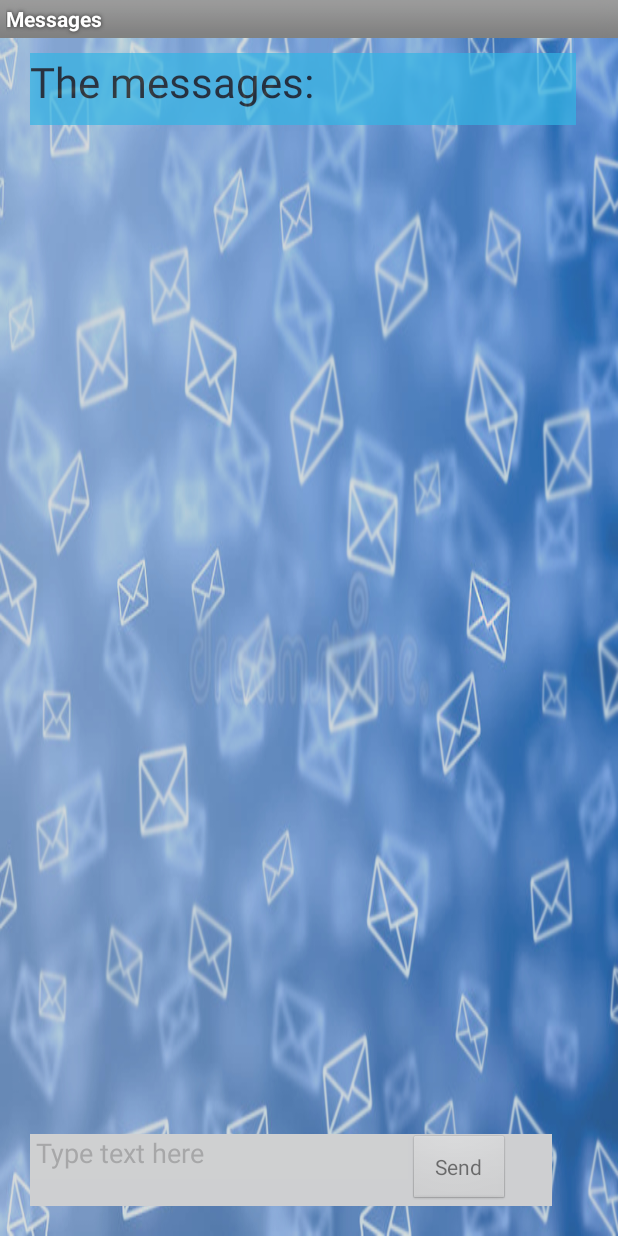
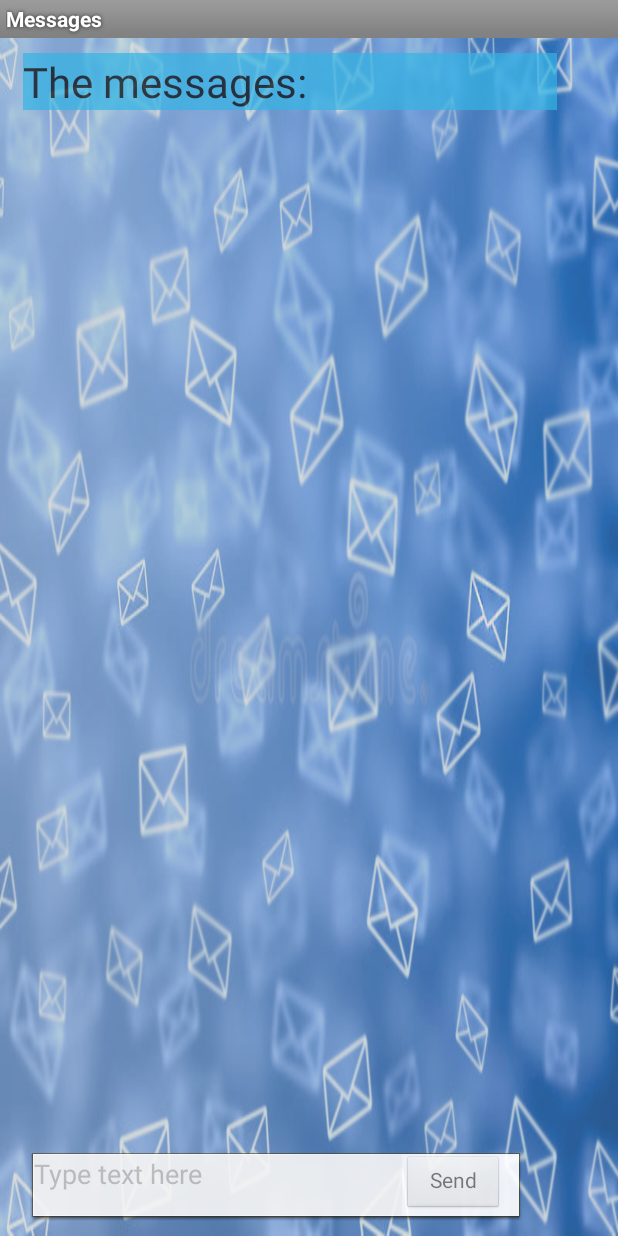
Before and after one commit to kjentmann/whatsApp, an Android app: the e_MessagesActivity screen opened directly, with no data from a screen before it, on a phone screen of 412 x 824 dp. Run offline under Robolectric (Android 15) with nearby library versions, the phone set to English and light mode, and no system bars; 3 statements that could not run were skipped.

Commit message:
improve logout of sesssion func

```diff
--- a/client/app/src/main/java/edu/upc/whatsapp/a_WelcomeActivity.java
+++ b/client/app/src/main/java/edu/upc/whatsapp/a_WelcomeActivity.java
@@ -11,13 +11,17 @@
   @Override
   public void onCreate(Bundle icicle) {
     super.onCreate(icicle);
-
+    _GlobalState globalState = (_GlobalState)getApplication();
     setContentView(R.layout.a_welcome);
 
     ((Button) findViewById(R.id.welcomeLoginButton)).setOnClickListener(this);
     ((Button) findViewById(R.id.welcomeRegisterButton)).setOnClickListener(this);
 
+    if (globalState.my_user!=null){
+      startActivity(new Intent(this, d_UsersListActivity.class));
+      globalState.pushStart();
 
+    }
   }
 
   public void onClick(View arg0) {
--- a/client/app/src/main/java/edu/upc/whatsapp/adapter/MyAdapter_messages.java
+++ b/client/app/src/main/java/edu/upc/whatsapp/adapter/MyAdapter_messages.java
@@ -35,8 +35,10 @@
     my_user = user;
     last_date_shown = "none";
     date_visibility = new ArrayList<Integer>();
+    if(messages!=null){
     for (Message message : messages) {
       set_date_visibility(message);
+      }
     }
   }
 
@@ -55,12 +57,14 @@
   }
 
   public Message getLastMessage(){
-    if (messages.size()>0)
+    if (!messages.isEmpty())
       return messages.get(messages.size() - 1);
     return null;
   }
 
   public int getCount() {
+      if (messages==null)
+              return 0;
     return messages.size();
   }
 
--- a/client/app/src/main/java/edu/upc/whatsapp/b_LoginActivity.java
+++ b/client/app/src/main/java/edu/upc/whatsapp/b_LoginActivity.java
@@ -91,6 +91,10 @@
         globalState.my_user=userInfo;
         globalState.save_my_user();
 
+        globalState.pushStart();
+        //globalState.pushStop();
+
+
         toastShow("Login successful for "+globalState.my_user.getName());
 
         startActivity(new Intent(b_LoginActivity.this, d_UsersListActivity.class));
--- a/client/app/src/main/java/edu/upc/whatsapp/comms/Comms.java
+++ b/client/app/src/main/java/edu/upc/whatsapp/comms/Comms.java
@@ -13,8 +13,8 @@
     //String WhatsApp_server = "46.249.225.122:62987/whatsappServer";      // Remote  glassfish  raspberry pi norway
 
     //    String WhatsApp_server = "192.168.1.105:62990/whatsappServer";      // Local  glassfish server
-        String WhatsApp_server = "192.168.1.105:22223/whatsappServer";    //For physical phone use
-    //String WhatsApp_server = "10.0.2.2:22223/whatsappServer";             //For emulator use
+    //    String WhatsApp_server = "192.168.1.105:22223/whatsappServer";    //For physical phone use
+    String WhatsApp_server = "10.0.2.2:22223/whatsappServer";             //For emulator use
 
     String url_rpc = "http://"+WhatsApp_server+"/rpc";
   String ENDPOINT = "ws://"+WhatsApp_server+"/push";
--- a/client/app/src/main/res/layout/d_userslist.xml
+++ b/client/app/src/main/res/layout/d_userslist.xml
@@ -25,7 +25,7 @@
         </ListView>
 
         <Button
-            android:id="@+id/button3"
+            android:id="@+id/logOutButton"
             android:layout_width="wrap_content"
             android:layout_height="wrap_content"
             android:layout_marginRight="4dp"
--- a/client/app/src/main/res/layout/e_messages.xml
+++ b/client/app/src/main/res/layout/e_messages.xml
@@ -14,10 +14,10 @@
 
     <TextView
         android:id="@+id/title"
-        android:layout_width="364dp"
-        android:layout_height="48dp"
+        android:layout_width="356dp"
+        android:layout_height="wrap_content"
         android:layout_marginBottom="10dp"
-        android:layout_marginLeft="10dp"
+        android:layout_marginLeft="5dp"
         android:layout_marginTop="10dp"
         android:alpha="0.7"
         android:background="@android:color/holo_blue_light"
@@ -44,25 +44,22 @@
 
 
     <LinearLayout
-        android:layout_width="348dp"
+        android:layout_width="328dp"
         android:layout_height="wrap_content"
-        android:layout_marginBottom="20dp"
+        android:layout_marginBottom="10dp"
         android:layout_marginLeft="10dp"
         android:layout_marginRight="10dp"
-        android:background="@color/grey"
-        android:paddingRight="10dp">
+        android:background="@android:drawable/editbox_dropdown_light_frame">
 
         <EditText
             android:id="@+id/input"
-            android:layout_width="252dp"
-            android:layout_height="30dip"
+            android:layout_width="245dp"
+            android:layout_height="match_parent"
             android:alpha="0.5"
             android:background="#80d3d3d3"
-            android:gravity="top"
+            android:gravity="top|left"
             android:hint="Type text here"
             android:inputType="textCapSentences|textMultiLine"
-            android:paddingBottom="3dp"
-            android:paddingLeft="4dp"
             android:text=""
             android:textColor="@color/orange" />
 
@@ -74,9 +71,11 @@
         <Button
             android:id="@+id/mybutton"
             android:layout_width="68dp"
-            android:layout_height="wrap_content"
-            android:layout_gravity="center_vertical|center_horizontal"
+            android:layout_height="40dp"
+            android:layout_gravity="center_horizontal"
+            android:gravity="center_horizontal"
             android:onClick="sendText"
+            android:paddingRight="10dp"
             android:text="Send" />
 
     </LinearLayout>
```
Also changed, not shown: client/app/src/main/java/edu/upc/whatsapp/_GlobalState.java (+23 -1 lines), client/app/src/main/java/edu/upc/whatsapp/d_UsersListActivity.java (+16 -3 lines), client/app/src/main/java/edu/upc/whatsapp/e_MessagesActivity.java (+27 -7 lines), client/app/src/main/java/edu/upc/whatsapp/service/PushService.java (+40 -15 lines), 1 other file.
